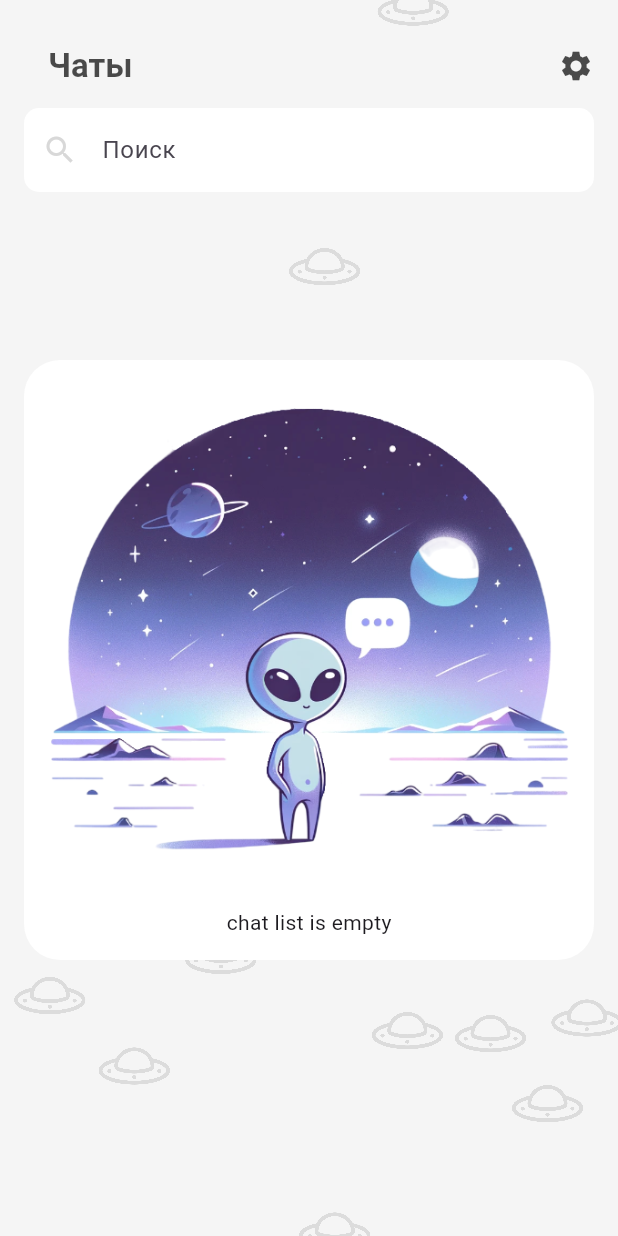
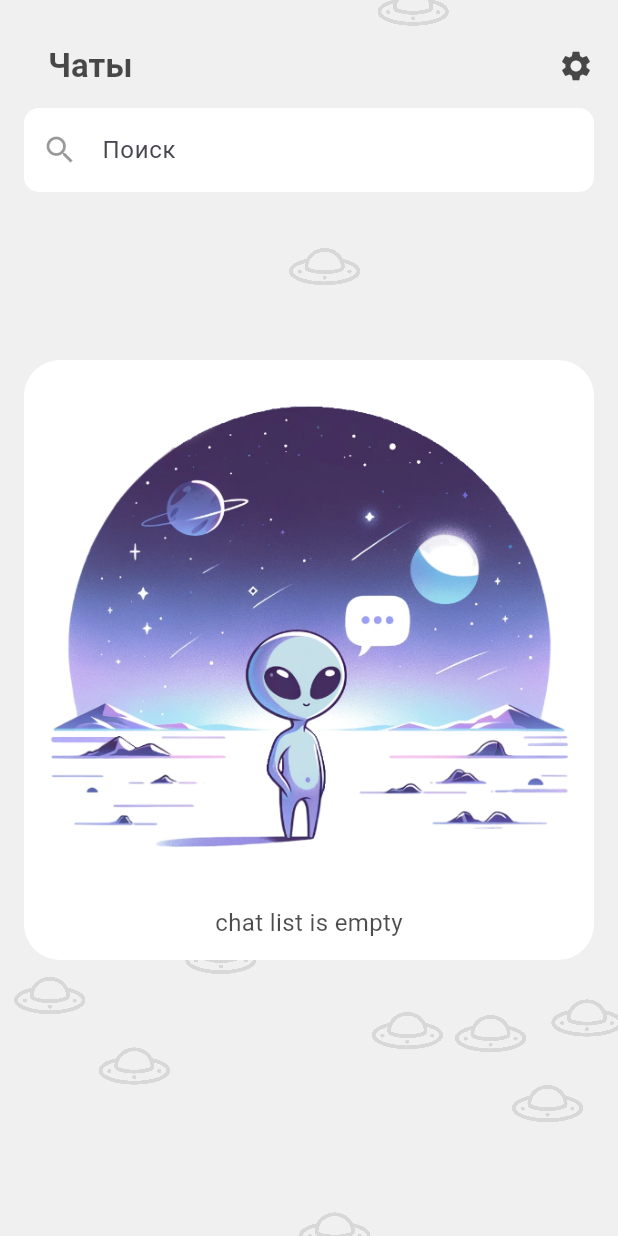
Before and after one commit to Anton-Kulik-1998/flutter_empty_chat_animation, a Flutter app: the screen it shows after launch, on a phone screen of 412 x 824 dp. Run offline on Flutter 3.47's test engine with Material 3 defaults, Android fonts, the phone set to English and light mode, and no system bars.

Commit message:
Все константы вынесены в отдельные файлы

```diff
--- /dev/null
+++ b/lib/src/ui/theme/app_colors.dart
@@ -0,0 +1,19 @@
+import 'package:flutter/material.dart';
+
+class AppColors {
+  static const Color scaffoldBackground =
+      Color.fromARGB(127, 224, 224, 224); // Серый фон с прозрачностью
+  static const Color appBarBackgroundTransparent =
+      Colors.transparent; // Прозрачный AppBar
+  static const Color appBarText =
+      Color(0xB3000000); // Полупрозрачный черный текст
+  static const Color settingsIcon =
+      Color(0xB3000000); // Полупрозрачный черный для иконок
+  static const Color searchFieldBackground =
+      Colors.white; // Белый фон для текстового поля
+  static const Color searchIcon =
+      Color(0x66000000); // Полупрозрачный серый для иконки поиска
+  static const Color chatBannerBackground = Colors.white; // Белый фон баннера
+
+  static const Color customPaintLineColor = Colors.black;
+}
--- /dev/null
+++ b/lib/src/ui/theme/app_constants.dart
@@ -0,0 +1,22 @@
+import 'package:flutter/material.dart';
+
+class AppConstants {
+  // BorderRadius
+  static const BorderRadius borderRadius10 = BorderRadius.all(Radius.circular(10));
+  static const BorderRadius borderRadius20 = BorderRadius.all(Radius.circular(20));
+  static const BorderRadius borderRadius24 = BorderRadius.all(Radius.circular(24));
+
+  // Padding
+  static const EdgeInsets paddingAll16 = EdgeInsets.all(16.0);
+  static const EdgeInsets paddingSymmetricHorizontal16 = EdgeInsets.symmetric(horizontal: 16.0);
+  static const EdgeInsets paddingSymmetricVertical16 = EdgeInsets.symmetric(vertical: 16.0);
+
+  // Sizes
+  static const double iconSizeSmall = 16.0;
+  static const double iconSizeMedium = 24.0;
+  static const double iconSizeLarge = 32.0;
+
+  // Others
+  static const double bannerHeight = 400.0;
+  static const double bannerWidth = 400.0;
+}
--- /dev/null
+++ b/lib/src/ui/theme/theme.dart
@@ -0,0 +1,3 @@
+export 'app_colors.dart';
+export 'app_constants.dart';
+export 'app_text_styles.dart';
```
Also changed, not shown: lib/src/ui/pages/empty_chat_page.dart (+21 -20 lines), lib/src/ui/theme/app_text_styles.dart (added, +16 -0 lines).
